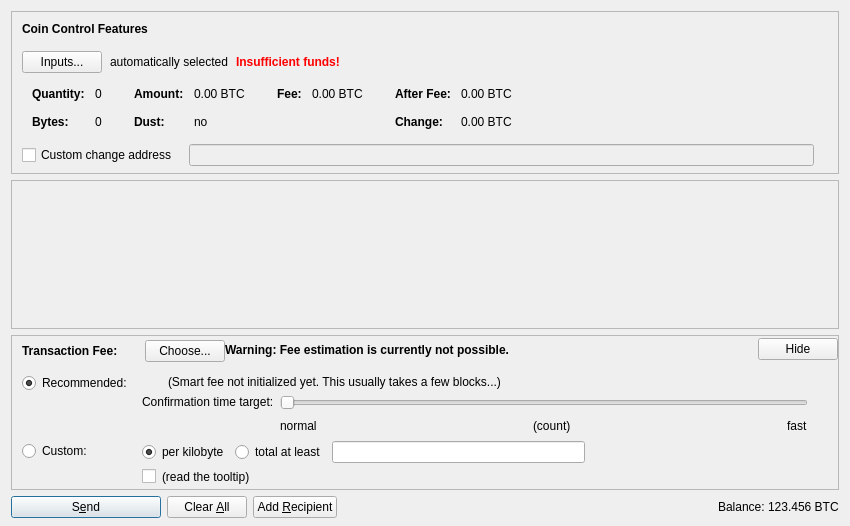
The window that src/qt/forms/sendcoinsdialog.ui (eveybcd/BitcoinDiamond) describes before a commit, drawn with Qt 5.
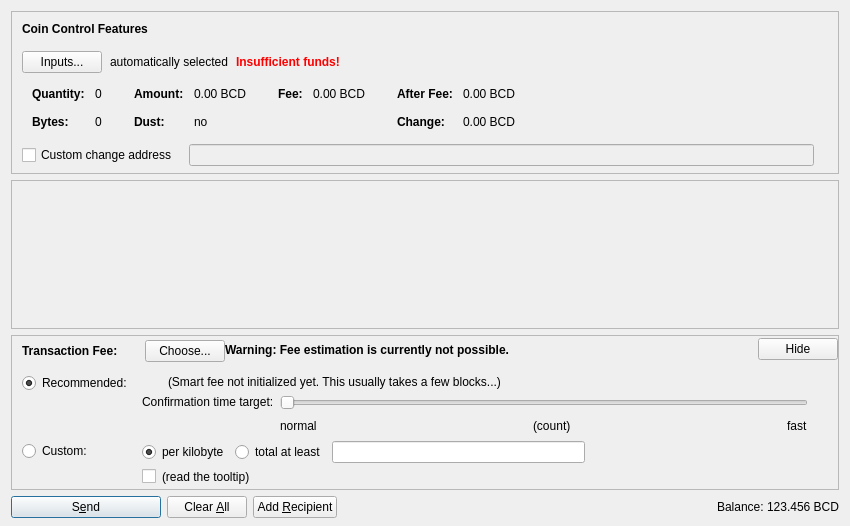
The same window after the commit. Icons and pictures are not drawn. Custom widgets are drawn as their Qt base class.

What changed in the file:
```diff
--- a/src/qt/forms/sendcoinsdialog.ui
+++ b/src/qt/forms/sendcoinsdialog.ui
@@ -324,7 +324,7 @@
                   <enum>Qt::ActionsContextMenu</enum>
                  </property>
                  <property name="text">
-                  <string notr="true">0.00 BTC</string>
+                  <string notr="true">0.00 BCD</string>
                  </property>
                  <property name="textInteractionFlags">
                   <set>Qt::LinksAccessibleByMouse|Qt::TextSelectableByKeyboard|Qt::TextSelectableByMouse</set>
@@ -404,7 +404,7 @@
                   <enum>Qt::ActionsContextMenu</enum>
                  </property>
                  <property name="text">
-                  <string notr="true">0.00 BTC</string>
+                  <string notr="true">0.00 BCD</string>
                  </property>
                  <property name="textInteractionFlags">
                   <set>Qt::LinksAccessibleByMouse|Qt::TextSelectableByKeyboard|Qt::TextSelectableByMouse</set>
@@ -455,7 +455,7 @@
                   <enum>Qt::ActionsContextMenu</enum>
                  </property>
                  <property name="text">
-                  <string notr="true">0.00 BTC</string>
+                  <string notr="true">0.00 BCD</string>
                  </property>
                  <property name="textInteractionFlags">
                   <set>Qt::LinksAccessibleByMouse|Qt::TextSelectableByKeyboard|Qt::TextSelectableByMouse</set>
@@ -484,7 +484,7 @@
                   <enum>Qt::ActionsContextMenu</enum>
                  </property>
                  <property name="text">
-                  <string notr="true">0.00 BTC</string>
+                  <string notr="true">0.00 BCD</string>
                  </property>
                  <property name="textInteractionFlags">
                   <set>Qt::LinksAccessibleByMouse|Qt::TextSelectableByKeyboard|Qt::TextSelectableByMouse</set>
@@ -1312,7 +1312,7 @@
           <cursorShape>IBeamCursor</cursorShape>
          </property>
          <property name="text">
-          <string notr="true">123.456 BTC</string>
+          <string notr="true">123.456 BCD</string>
          </property>
          <property name="textInteractionFlags">
           <set>Qt::LinksAccessibleByMouse|Qt::TextSelectableByKeyboard|Qt::TextSelectableByMouse</set>
```
